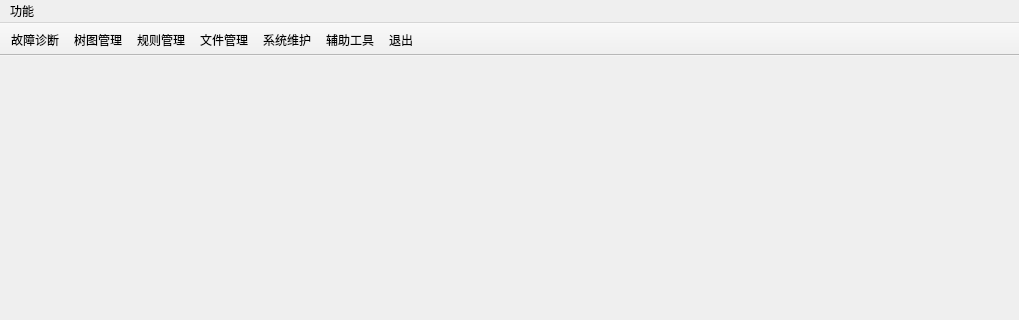
Above: mainwindow.ui from EGeeks/faultree before the change; both pictures show x 0 to 1019 and y 0 to 320 of the 1019 by 700 pixel window. Below: the same form after it.
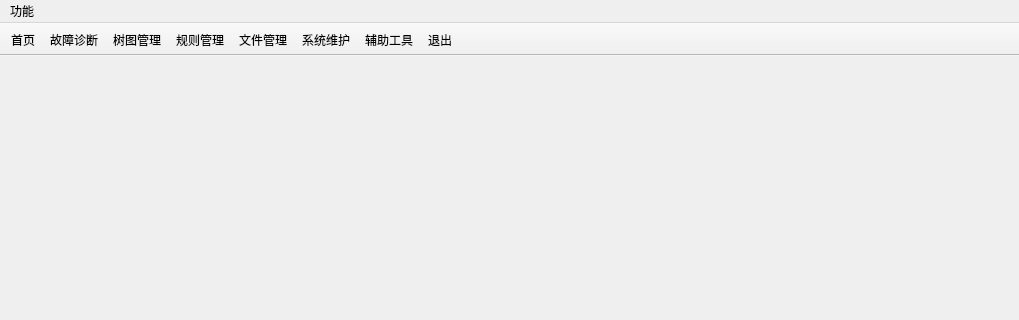
That is the form after the change. Icons and pictures are not drawn.

Commit message: #023: 添加首页

Diff of the .ui file:
```diff
--- a/mainwindow.ui
+++ b/mainwindow.ui
@@ -83,6 +83,7 @@
    <attribute name="toolBarBreak">
     <bool>false</bool>
    </attribute>
+   <addaction name="actionHome"/>
    <addaction name="zhenduanAction"/>
    <addaction name="treeMangeAction"/>
    <addaction name="ruleAction"/>
@@ -154,6 +155,15 @@
     <string>规则管理</string>
    </property>
   </action>
+  <action name="actionHome">
+   <property name="icon">
+    <iconset resource="image.qrc">
+     <normaloff>:/new/icon/icon/首页-首页.png</normaloff>:/new/icon/icon/首页-首页.png</iconset>
+   </property>
+   <property name="text">
+    <string>首页</string>
+   </property>
+  </action>
  </widget>
  <resources>
   <include location="image.qrc"/>
```
Left out of the diff: 1 changed line with no effect on the pictures. The commit also changes 6 other files.
